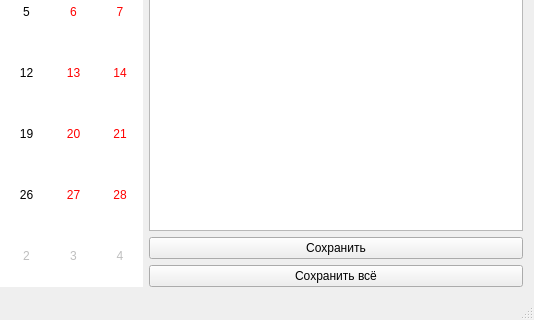
Qt form mainwindow.ui (konnod/daysPad) before a commit; both pictures show x 243 to 777 and y 193 to 513 of the 777 by 513 pixel window.
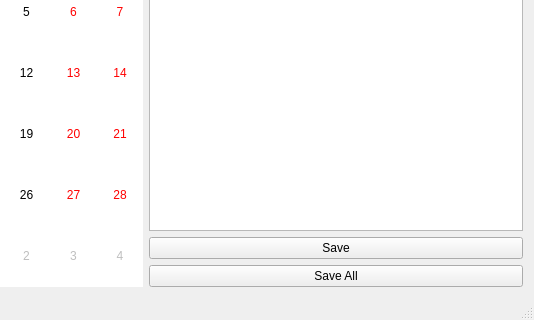
The same form after that commit.

Diff of the .ui file:
```diff
--- a/mainwindow.ui
+++ b/mainwindow.ui
@@ -46,14 +46,14 @@
         <item>
          <widget class="QPushButton" name="pushButton">
           <property name="text">
-           <string>Сохранить</string>
+           <string>Save</string>
           </property>
          </widget>
         </item>
         <item>
          <widget class="QPushButton" name="pushButton_2">
           <property name="text">
-           <string>Сохранить всё</string>
+           <string>Save All</string>
           </property>
          </widget>
         </item>
```
